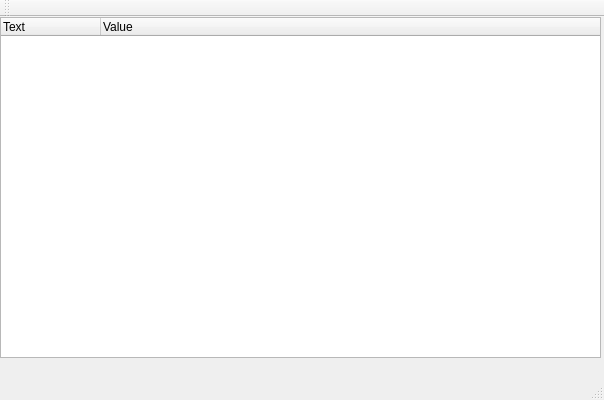
This is bluetoothinfogui.ui in seIncorp/Bluetooth-Info-GUI as Qt 5 draws it before an edit. The edited form follows.
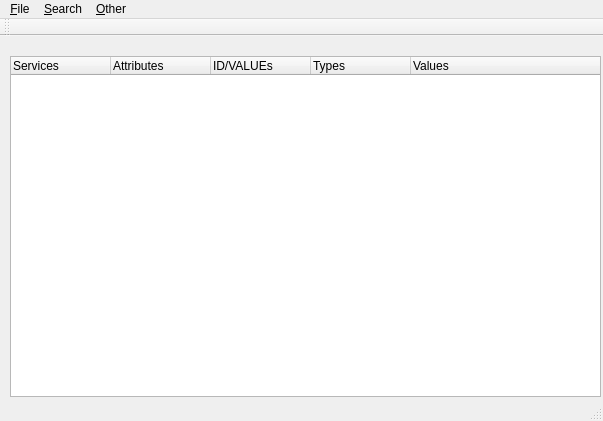
This is the edited form.

The edit to the form file:
```diff
--- a/bluetoothinfogui.ui
+++ b/bluetoothinfogui.ui
@@ -6,8 +6,8 @@
    <rect>
     <x>0</x>
     <y>0</y>
-    <width>604</width>
-    <height>400</height>
+    <width>603</width>
+    <height>421</height>
    </rect>
   </property>
   <property name="windowTitle">
@@ -17,20 +17,35 @@
    <widget class="QTreeWidget" name="treeWidget">
     <property name="geometry">
      <rect>
-      <x>0</x>
-      <y>0</y>
-      <width>601</width>
+      <x>10</x>
+      <y>20</y>
+      <width>591</width>
       <height>341</height>
      </rect>
     </property>
     <column>
      <property name="text">
-      <string>Text</string>
+      <string>Services</string>
      </property>
     </column>
     <column>
      <property name="text">
-      <string>Value</string>
+      <string>Attributes</string>
+     </property>
+    </column>
+    <column>
+     <property name="text">
+      <string>ID/VALUEs</string>
+     </property>
+    </column>
+    <column>
+     <property name="text">
+      <string>Types</string>
+     </property>
+    </column>
+    <column>
+     <property name="text">
+      <string>Values</string>
      </property>
     </column>
    </widget>
@@ -40,10 +55,32 @@
     <rect>
      <x>0</x>
      <y>0</y>
-     <width>604</width>
+     <width>603</width>
      <height>22</height>
     </rect>
    </property>
+   <widget class="QMenu" name="menu_File">
+    <property name="title">
+     <string>&amp;File</string>
+    </property>
+    <addaction name="action_Exit"/>
+   </widget>
+   <widget class="QMenu" name="menuSearch">
+    <property name="title">
+     <string>&amp;Search</string>
+    </property>
+    <addaction name="action_Search_and_Select"/>
+    <addaction name="action_By_Address"/>
+   </widget>
+   <widget class="QMenu" name="menuOther">
+    <property name="title">
+     <string>&amp;Other</string>
+    </property>
+    <addaction name="actionAbout"/>
+   </widget>
+   <addaction name="menu_File"/>
+   <addaction name="menuSearch"/>
+   <addaction name="menuOther"/>
   </widget>
   <widget class="QToolBar" name="mainToolBar">
    <attribute name="toolBarArea">
```
Left out of the diff: 39 changed lines with no effect on the pictures.
